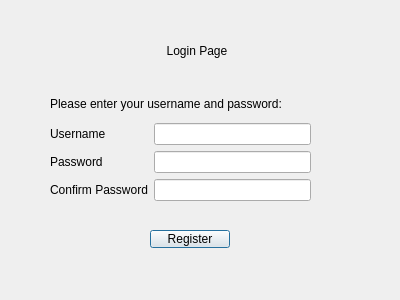
fatimanageh/cs2LabProject, file register.ui: the form before one commit.
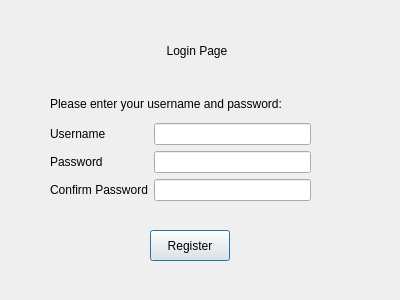
The form after the commit.

Patch:
```diff
--- a/register.ui
+++ b/register.ui
@@ -81,7 +81,7 @@
      <x>150</x>
      <y>230</y>
      <width>80</width>
-     <height>18</height>
+     <height>31</height>
     </rect>
    </property>
    <property name="text">
```
